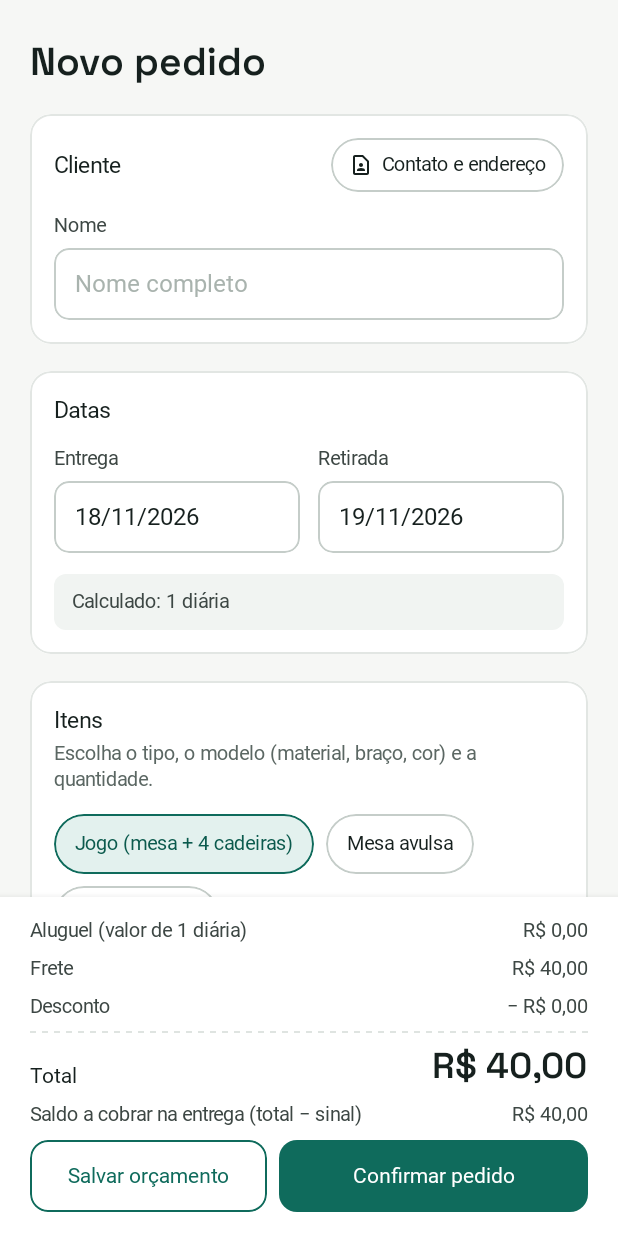
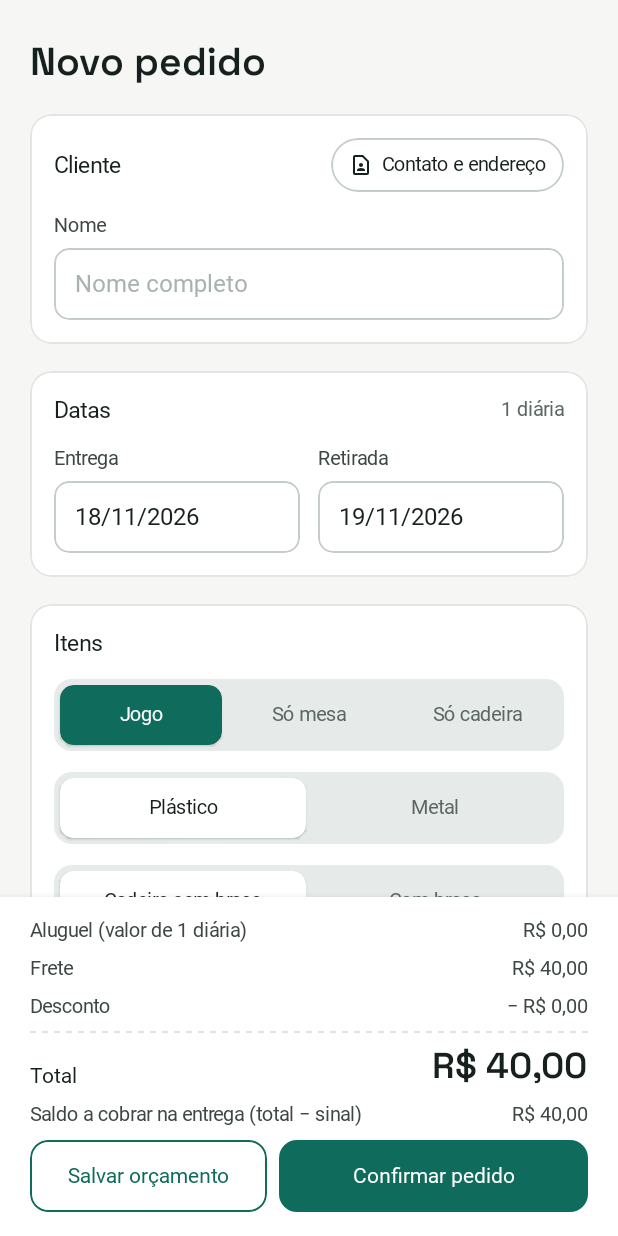
Before and after one commit to Murfera/Mesasapp, an Android app built with Jetpack Compose: the composable NovoTela shown on its own in the app's theme, on a phone screen of 412 x 824 dp. Run offline under Robolectric (Android 15) with nearby library versions, the phone set to English and light mode, and no system bars; Roboto replaces fonts that are not available here; 2 statements that could not run were skipped.

Commit message:
Novo pedido: diarias na linha de Datas e tipo do item em barra
'1 diaria' passa para a direita do titulo Datas. Itens perde a frase de
explicacao. Jogo/Mesa avulsa/Cadeira avulsa viram uma barra de escolha
(Jogo | So mesa | So cadeira) com a opcao marcada em verde.

Co-Authored-By: Claude Opus 5.5 <noreply@anthropic.com>
Claude-Session: https://claude.ai/code/session_01F5GNWy3mZdJaJyAusQtVuJ

```diff
--- a/app/src/main/java/br/com/mesasapp/ui/telas/NovoTela.kt
+++ b/app/src/main/java/br/com/mesasapp/ui/telas/NovoTela.kt
@@ -132,27 +132,22 @@ fun NovoTela(vm: MesasViewModel) {
             }
 
             Cartao {
-                T("Datas", 15.sp, 600)
+                Row(verticalAlignment = Alignment.CenterVertically) {
+                    T("Datas", 15.sp, 600, modifier = Modifier.weight(1f))
+                    T(diariasTexto(c.dias), 13.sp, 600, Cores.Suave)
+                }
                 Row(horizontalArrangement = Arrangement.spacedBy(12.dp)) {
                     CampoData("Entrega", f.entrega, { vm.mudarForm(f.copy(entrega = it)) }, Modifier.weight(1f))
                     CampoData("Retirada", f.retirada, { vm.mudarForm(f.copy(retirada = it)) }, Modifier.weight(1f))
                 }
-                Nota("Calculado: " + diariasTexto(c.dias))
             }
 
             Cartao {
-                Column {
-                    T("Itens", 15.sp, 600)
-                    T("Escolha o tipo, o modelo (material, braço, cor) e a quantidade.", 13.sp, 400, Cores.Suave, Modifier.padding(top = 4.dp))
-                }
-                FlowRow(horizontalArrangement = Arrangement.spacedBy(8.dp), verticalArrangement = Arrangement.spacedBy(8.dp)) {
-                    listOf(
-                        TipoLinha.JOGO to "Jogo (mesa + $cpm cadeiras)",
-                        TipoLinha.MESA to "Mesa avulsa",
-                        TipoLinha.CADEIRA to "Cadeira avulsa"
-                    ).forEach { (tipo, nome) ->
-                        Chip(nome, item.tipo == tipo, { vm.itemForm = item.copy(tipo = tipo) }, Modifier.testTag("tipo_${tipo.name}"))
-                    }
+                T("Itens", 15.sp, 600)
+                // O que vai no jogo (1 mesa + N cadeiras) aparece na linha da quantidade.
+                val tipos = listOf(TipoLinha.JOGO, TipoLinha.MESA, TipoLinha.CADEIRA)
+                Segmentos(listOf("Jogo", "Só mesa", "Só cadeira"), tipos.indexOf(item.tipo), "tipo", destaque = true) { i ->
+                    vm.itemForm = item.copy(tipo = tipos[i])
                 }
                 SeletorModelo(vm, filtro, precos) { id -> livre(id) - (c.uso[id] ?: 0) }
 
@@ -334,7 +329,7 @@ private fun SeletorModelo(vm: MesasViewModel, filtro: FiltroMaterial, precos: Pr
 
 /** Escolha de duas opcoes lado a lado, no mesmo estilo das abas do Estoque. */
 @Composable
-private fun Segmentos(opcoes: List<String>, selecionada: Int, tag: String, aoEscolher: (Int) -> Unit) {
+private fun Segmentos(opcoes: List<String>, selecionada: Int, tag: String, destaque: Boolean = false, aoEscolher: (Int) -> Unit) {
     Row(
         Modifier.fillMaxWidth().clip(RoundedCornerShape(12.dp)).background(Cores.Abas).padding(4.dp),
         horizontalArrangement = Arrangement.spacedBy(4.dp)
@@ -345,11 +340,14 @@ private fun Segmentos(opcoes: List<String>, selecionada: Int, tag: String, aoEsc
                 Modifier.weight(1f).height(40.dp)
                     .then(if (sel) Modifier.shadow(1.dp, RoundedCornerShape(9.dp)) else Modifier)
                     .clip(RoundedCornerShape(9.dp))
-                    .background(if (sel) Cores.Superficie else Color.Transparent)
+                    .background(if (sel) (if (destaque) Cores.Verde else Cores.Superficie) else Color.Transparent)
                     .clickable(role = Role.Tab) { aoEscolher(i) }
                     .testTag("${tag}_$i"),
                 contentAlignment = Alignment.Center
-            ) { T(nome, 13.sp, if (sel) 600 else 500, if (sel) Cores.Texto else Cores.Suave, umaLinha = true) }
+            ) {
+                val cor = when { sel && destaque -> Cores.SobreVerde; sel -> Cores.Texto; else -> Cores.Suave }
+                T(nome, 13.sp, if (sel) 600 else 500, cor, umaLinha = true)
+            }
         }
     }
 }
```
